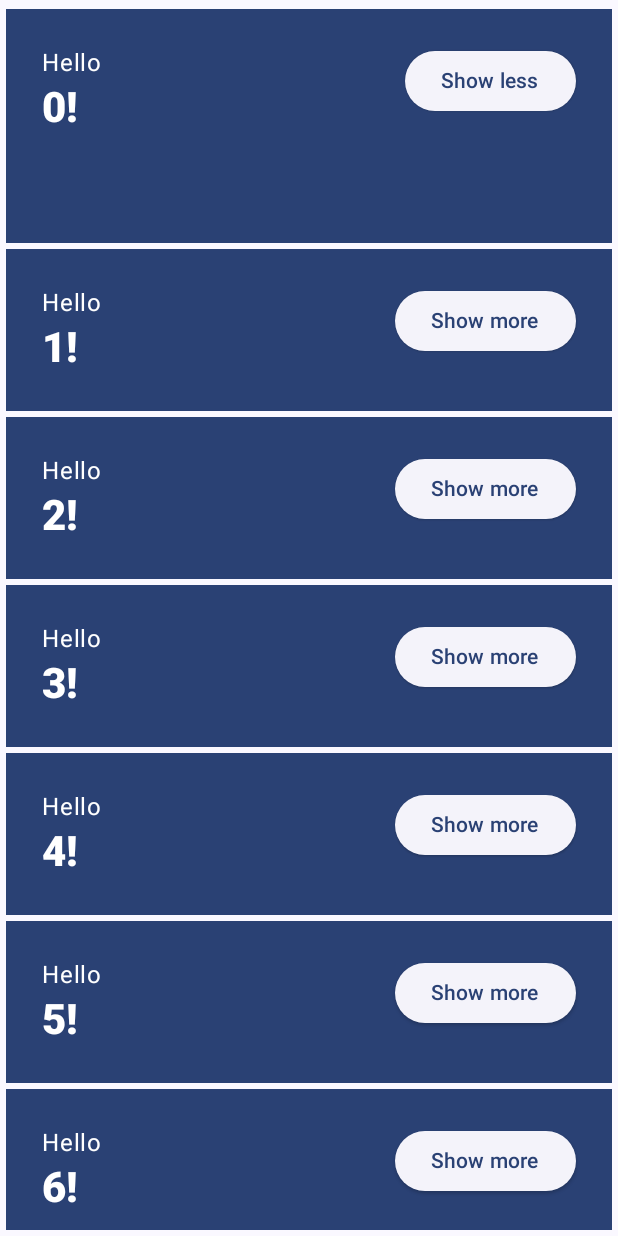
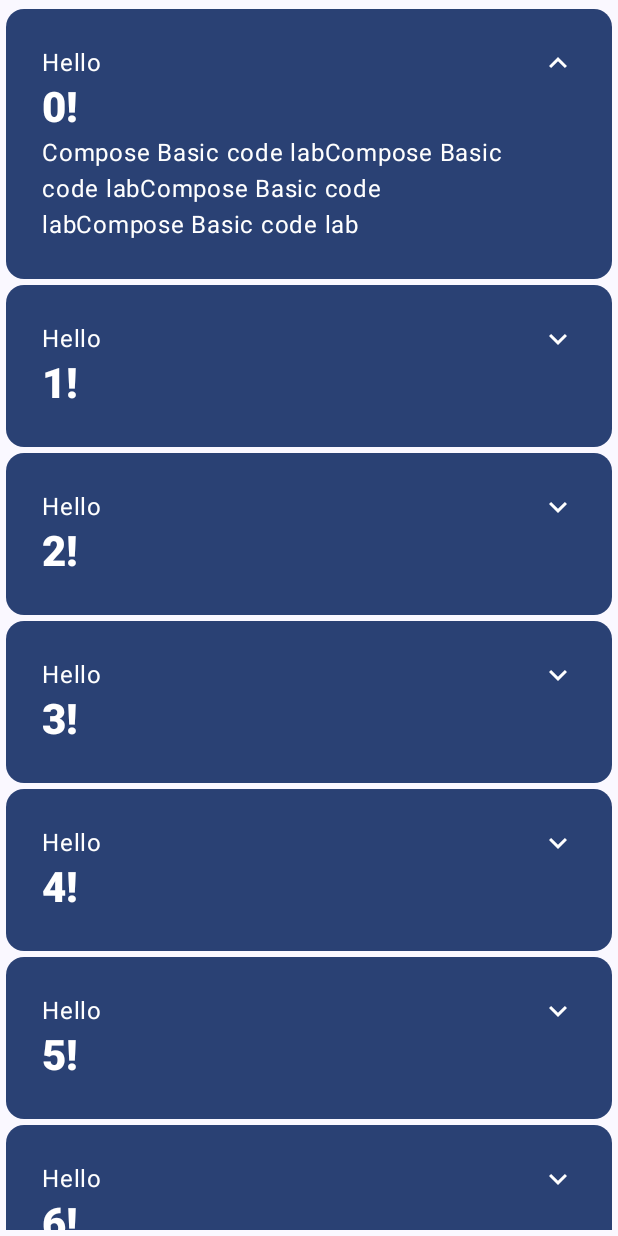
Before and after one commit to hamidrezafarahani/SecondComposeSampleApp, an Android app built with Jetpack Compose: the composable GreetingScreen shown on its own in the app's theme, after a tap on "Show more", on a phone screen of 412 x 824 dp. Run offline under Robolectric (Android 15) with nearby library versions, the phone set to English and light mode, and no system bars.

Commit message:
change ui, using card and icon

```diff
--- a/app/build.gradle.kts
+++ b/app/build.gradle.kts
@@ -59,6 +59,7 @@ dependencies {
     implementation("androidx.compose.ui:ui-graphics")
     implementation("androidx.compose.ui:ui-tooling-preview")
     implementation("androidx.compose.material3:material3")
+    implementation("androidx.compose.material:material-icons-extended:1.4.0")
     testImplementation("junit:junit:4.13.2")
     androidTestImplementation("androidx.test.ext:junit:1.1.5")
     androidTestImplementation("androidx.test.espresso:espresso-core:3.5.1")
--- a/app/src/main/java/com/example/secondcomposesampleapp/GreetingScreen.kt
+++ b/app/src/main/java/com/example/secondcomposesampleapp/GreetingScreen.kt
@@ -1,15 +1,21 @@
 package com.example.secondcomposesampleapp
 
 import android.content.res.Configuration
+import androidx.compose.animation.animateContentSize
 import androidx.compose.animation.core.Spring
-import androidx.compose.animation.core.animateDpAsState
 import androidx.compose.animation.core.spring
 import androidx.compose.foundation.layout.Column
 import androidx.compose.foundation.layout.Row
 import androidx.compose.foundation.layout.padding
 import androidx.compose.foundation.lazy.LazyColumn
 import androidx.compose.foundation.lazy.items
-import androidx.compose.material3.ElevatedButton
+import androidx.compose.material.icons.Icons
+import androidx.compose.material.icons.filled.ExpandLess
+import androidx.compose.material.icons.filled.ExpandMore
+import androidx.compose.material3.Card
+import androidx.compose.material3.CardDefaults
+import androidx.compose.material3.Icon
+import androidx.compose.material3.IconButton
 import androidx.compose.material3.MaterialTheme
 import androidx.compose.material3.Surface
 import androidx.compose.material3.Text
@@ -19,9 +25,9 @@ import androidx.compose.runtime.mutableStateOf
 import androidx.compose.runtime.saveable.rememberSaveable
 import androidx.compose.runtime.setValue
 import androidx.compose.ui.Modifier
+import androidx.compose.ui.res.stringResource
 import androidx.compose.ui.text.font.FontWeight
 import androidx.compose.ui.tooling.preview.Preview
-import androidx.compose.ui.unit.coerceAtLeast
 import androidx.compose.ui.unit.dp
 import com.example.secondcomposesampleapp.ui.theme.SecondComposeSampleAppTheme
 
@@ -30,23 +36,20 @@ fun Greeting(name: String, modifier: Modifier = Modifier) {
     var expanded by rememberSaveable {
         mutableStateOf(false)
     }
-    val extraPadding by animateDpAsState(
-        targetValue = if (expanded) 48.dp else 0.dp,
+    Row(
+        modifier = modifier
+            .padding(12.dp)
+            .animateContentSize(
                 animationSpec = spring(
                     dampingRatio = Spring.DampingRatioMediumBouncy,
                     stiffness = Spring.StiffnessLow
-        ),
-        label = ""
                 )
-    Surface(
-        color = MaterialTheme.colorScheme.primary,
-        modifier = modifier.padding(vertical = 2.dp, horizontal = 4.dp)
+            )
     ) {
-        Row(modifier = modifier.padding(24.dp)) {
         Column(
             modifier = modifier
                 .weight(1f)
-                    .padding(bottom = extraPadding.coerceAtLeast(0.dp))
+                .padding(12.dp)
         ) {
             Text(text = "Hello")
             Text(
@@ -55,12 +58,30 @@ fun Greeting(name: String, modifier: Modifier = Modifier) {
                     fontWeight = FontWeight.ExtraBold
                 )
             )
+            if (expanded) {
+                Text(
+                    text = "Compose Basic code lab".repeat(4),
+                )
             }
-            ElevatedButton(onClick = { expanded = !expanded }) {
-                Text(text = if (expanded) "Show less" else "Show more")
+        }
+        IconButton(onClick = { expanded = !expanded }) {
+            Icon(
+                imageVector = if (expanded) Icons.Filled.ExpandLess else Icons.Filled.ExpandMore,
+                contentDescription = stringResource(
+                    id = if (expanded) R.string.show_less else R.string.show_more
+                )
+            )
+        }
     }
 }
 
+@Composable
+fun GreetingCard(modifier: Modifier = Modifier, name: String) {
+    Card(
+        colors = CardDefaults.cardColors(containerColor = MaterialTheme.colorScheme.primary),
+        modifier = modifier.padding(horizontal = 4.dp, vertical = 2.dp)
+    ) {
+        Greeting(name = name)
     }
 }
 
@@ -75,7 +96,7 @@ fun GreetingScreen(
     ) {
         LazyColumn(modifier = modifier.padding(vertical = 4.dp)) {
             items(names) {
-                Greeting(name = it)
+                GreetingCard(name = it)
             }
         }
     }
--- a/app/src/main/res/values/strings.xml
+++ b/app/src/main/res/values/strings.xml
@@ -1,3 +1,5 @@
 <resources>
     <string name="app_name">SecondComposeSampleApp</string>
+    <string name="show_less">Show less</string>
+    <string name="show_more">Show more</string>
 </resources>
```
Lines whose indentation alone changed are shown as unchanged.
